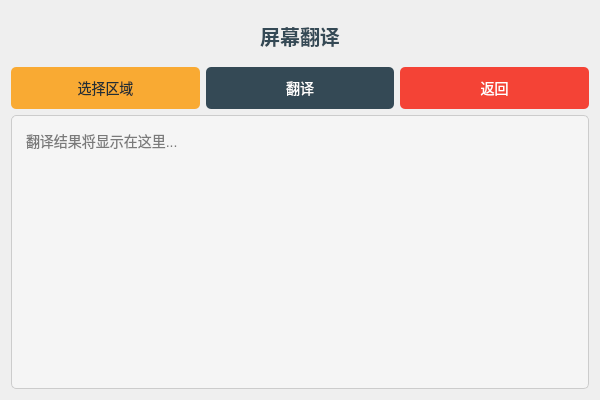
This is UI_File/screen_translate.ui in Lyghrock/Programming-Practice-2025-Spring-Project as Qt 5 draws it before an edit. The edited form follows.
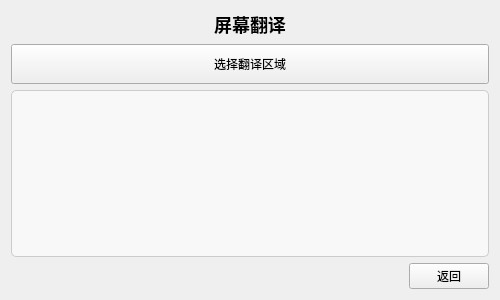
This is the edited form.

Diff of the .ui file:
```diff
--- a/UI_File/screen_translate.ui
+++ b/UI_File/screen_translate.ui
@@ -6,8 +6,8 @@
    <rect>
     <x>0</x>
     <y>0</y>
-    <width>600</width>
-    <height>400</height>
+    <width>500</width>
+    <height>300</height>
    </rect>
   </property>
   <layout class="QVBoxLayout" name="verticalLayout">
@@ -16,77 +16,61 @@
      <property name="text">
       <string>屏幕翻译</string>
      </property>
-     <property name="styleSheet">
-      <string notr="true">font-size: 20px;
-font-weight: bold;
-color: #344955;
-padding: 10px;</string>
-     </property>
      <property name="alignment">
       <set>Qt::AlignCenter</set>
      </property>
+     <property name="styleSheet">
+      <string notr="true">font-size: 18px; font-weight: bold;</string>
+     </property>
+    </widget>
+   </item>
+   <item>
+    <widget class="QPushButton" name="btn_select_area">
+     <property name="text">
+      <string>选择翻译区域</string>
+     </property>
+     <property name="minimumSize">
+      <size>
+       <width>0</width>
+       <height>40</height>
+      </size>
+     </property>
+    </widget>
+   </item>
+   <item>
+    <widget class="QTextEdit" name="text_result">
+     <property name="styleSheet">
+      <string notr="true">background-color: #F8F8F8;
+border: 1px solid #CCCCCC;
+border-radius: 5px;
+padding: 10px;</string>
+     </property>
     </widget>
    </item>
    <item>
     <layout class="QHBoxLayout" name="horizontalLayout">
      <item>
-      <widget class="QPushButton" name="btn_select_area">
-       <property name="text">
-        <string>选择区域</string>
+      <spacer name="horizontalSpacer">
+       <property name="orientation">
+        <enum>Qt::Horizontal</enum>
        </property>
-       <property name="styleSheet">
-        <string notr="true">background-color: #F9AA33;
-color: #232F34;
-border-radius: 5px;
-padding: 10px;
-font-size: 14px;</string>
+       <property name="sizeHint" stdset="0">
+        <size>
+         <width>40</width>
+         <height>20</height>
+        </size>
        </property>
-      </widget>
-     </item>
-     <item>
-      <widget class="QPushButton" name="btn_translate">
-       <property name="text">
-        <string>翻译</string>
-       </property>
-       <property name="styleSheet">
-        <string notr="true">background-color: #344955;
-color: white;
-border-radius: 5px;
-padding: 10px;
-font-size: 14px;</string>
-       </property>
-      </widget>
+      </spacer>
      </item>
      <item>
       <widget class="QPushButton" name="btn_back">
        <property name="text">
         <string>返回</string>
        </property>
-       <property name="styleSheet">
-        <string notr="true">background-color: #F44336;
-color: white;
-border-radius: 5px;
-padding: 10px;
-font-size: 14px;</string>
-       </property>
       </widget>
      </item>
     </layout>
    </item>
-   <item>
-    <widget class="QTextEdit" name="text_result">
-     <property name="styleSheet">
-      <string notr="true">background-color: #F5F5F5;
-border: 1px solid #CCCCCC;
-border-radius: 5px;
-padding: 10px;
-font-size: 14px;</string>
-     </property>
-     <property name="placeholderText">
-      <string>翻译结果将显示在这里...</string>
-     </property>
-    </widget>
-   </item>
   </layout>
  </widget>
  <resources/>
```
Left out of the diff: 6 changed lines with no effect on the pictures.
